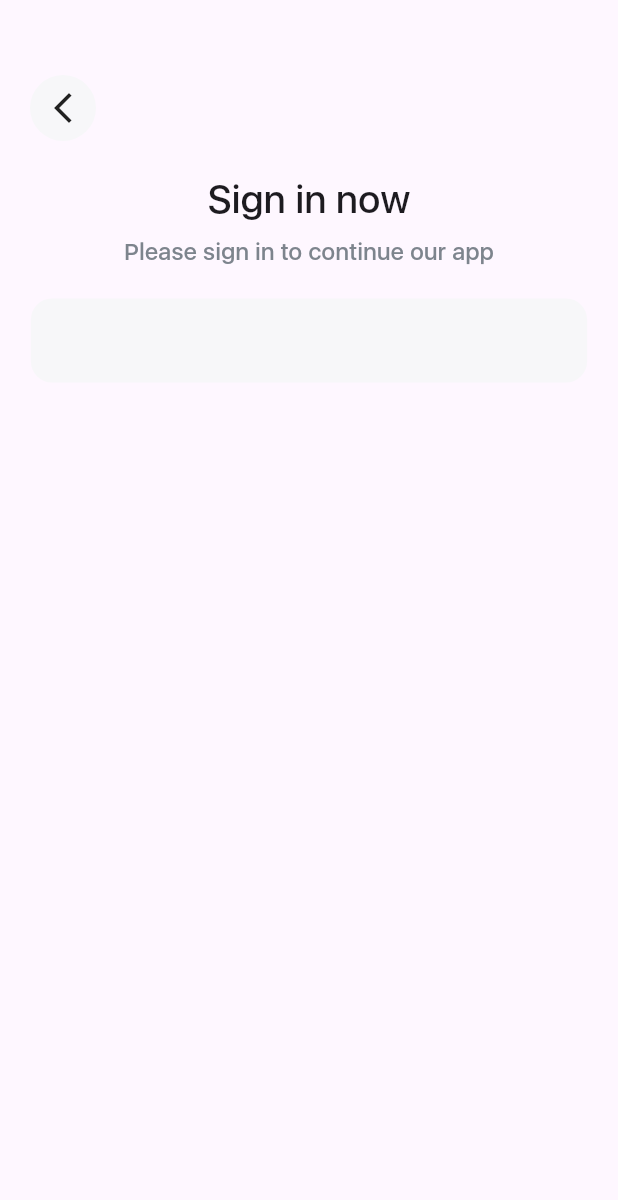
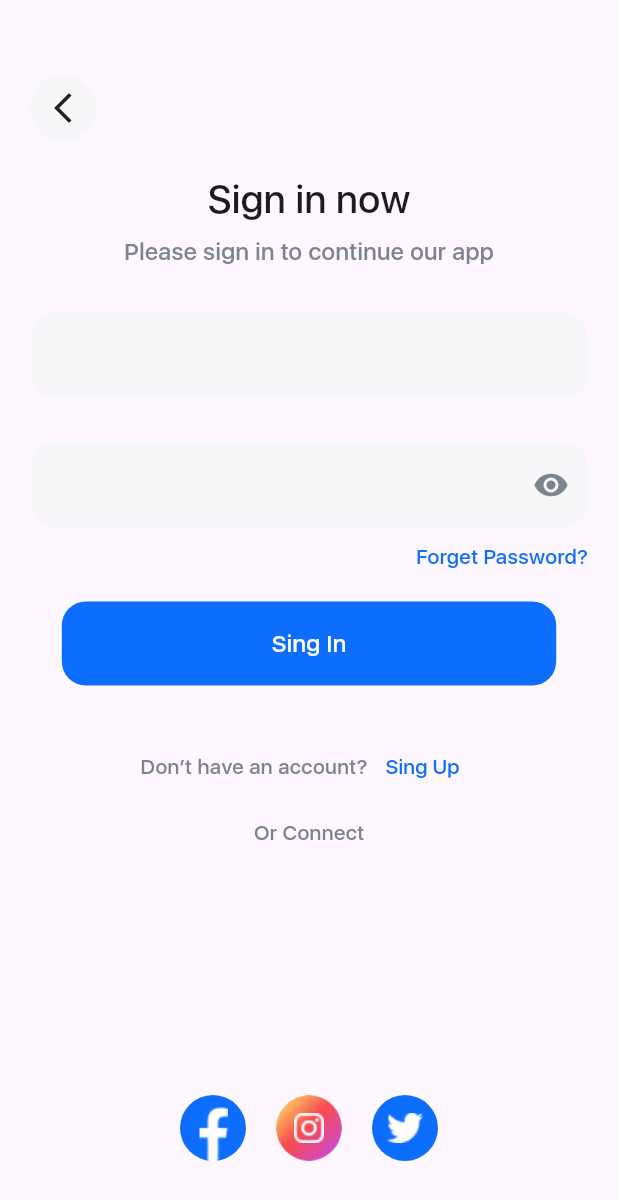
Before and after one commit to obidkhandev/homework---14-UI, a Flutter app: the SingInScreenUi14 screen opened directly, on a phone screen of 412 x 824 dp. Shown: the top 1200 px of the screen. Run offline on Flutter 3.47's test engine with Material 3 defaults, Android fonts, the phone set to English and light mode, and no system bars; our stand-ins replace fl_chart, flutter_svg.

Commit message:
completed Sing in Screen

```diff
--- /dev/null
+++ b/lib/ui_14/pages/singIn/compotations/email_field_container.dart
@@ -0,0 +1,29 @@
+import 'package:flutter/material.dart';
+import 'package:modul_4_homework_obidxon/ui_14/compotations.dart';
+
+class EmailFieldContainer extends StatelessWidget {
+  final Widget child;
+  const EmailFieldContainer({
+    super.key,
+    required this.size,
+    required this.child,
+  });
+
+  final Size size;
+
+  @override
+  Widget build(BuildContext context) {
+    return Container(
+      margin: const EdgeInsets.only(top: 30),
+      padding: const EdgeInsets.only(left: 20),
+      alignment: Alignment.centerLeft,
+      height: 56,
+      width: size.width * 0.9,
+      decoration: BoxDecoration(
+        color: kLightGreyColor,
+        borderRadius: BorderRadius.circular(14),
+      ),
+      child: child,
+    );
+  }
+}
--- /dev/null
+++ b/lib/ui_14/pages/singIn/compotations/rich_text_sing.dart
@@ -0,0 +1,45 @@
+
+import 'package:flutter/material.dart';
+import 'package:modul_4_homework_obidxon/ui_14/compotations.dart';
+
+class MyRichTextSingPage extends StatelessWidget {
+  final String fristText;
+  final String secondText;
+  final Function()? press;
+  const MyRichTextSingPage({
+    super.key,
+    required this.fristText,
+    required this.secondText, this.press,
+  });
+
+  @override
+  Widget build(BuildContext context) {
+    return Row(
+      mainAxisAlignment: MainAxisAlignment.center,
+      // crossAxisAlignment: ,
+      children: [
+        Text(
+          fristText,
+          style: const TextStyle(
+            fontFamily: "SF UI Display",
+            fontWeight: FontWeight.w500,
+            fontSize: 14,
+            color: kSubTextColorUi14,
+          ),
+        ),
+        TextButton(
+          onPressed: press,
+          child: Text(
+            secondText,
+            style: TextStyle(
+              fontFamily: "SF UI Display",
+              fontWeight: FontWeight.w500,
+              fontSize: 14,
+              color: kPrimaryColorUi14,
+            ),
+          ),
+        ),
+      ],
+    );
+  }
+}
--- /dev/null
+++ b/lib/ui_14/pages/singIn/compotations/social_media.dart
@@ -0,0 +1,60 @@
+import 'package:flutter/material.dart';
+import 'package:modul_4_homework_obidxon/ui_14/compotations.dart';
+
+class SocialMedia extends StatelessWidget {
+  const SocialMedia({
+    super.key,
+  });
+
+  @override
+  Widget build(BuildContext context) {
+    return Padding(
+      padding: const EdgeInsets.only(left: 80,right: 80),
+      child: Row(
+        mainAxisAlignment: MainAxisAlignment.spaceEvenly,
+        children: [
+          Container(
+            height: 44,
+            width: 44,
+              padding: EdgeInsets.only(left: 12,right: 12),
+            decoration: BoxDecoration(
+              shape: BoxShape.circle,
+              color: kPrimaryColorUi14,
+            ),
+           child: Image.asset('assets/ui_14/images/facebook.png',alignment: Alignment.bottomCenter,),
+          ),
+          Container(
+            height: 44,
+            width: 44,
+            decoration: BoxDecoration(
+              shape: BoxShape.circle,
+              image: DecorationImage(image: AssetImage('assets/ui_14/images/instagram2.png'),)
+              // gradient: LinearGradient(
+              //   end: Alignment.bottomRight,
+              //   // stops: ,
+              //   begin: Alignment.topLeft,
+              //   colors: [
+              //   Color.fromRGBO(255, 213, 33, 1).withOpacity(.7),
+              //     Color.fromRGBO(255, 213, 33, 1).withOpacity(.7),
+              //     Color.fromRGBO(245, 0, 0, 1).withOpacity(.7),
+              //     Color.fromRGBO(185, 0, 180, 1).withOpacity(.7),
+              //     Color.fromRGBO(185, 0, 180, 1).withOpacity(.7),
+              //     Color.fromRGBO(185, 0, 180, 1).withOpacity(.7),
+              // ],),
+            ),
+            child: Image.asset('assets/ui_14/images/instagram.png'),
+          ),
+          Container(
+            height: 44,
+            width: 44,
+            decoration: BoxDecoration(
+              color: kPrimaryColorUi14,
+              shape: BoxShape.circle,
+            ),
+            child: Image.asset('assets/ui_14/images/twit.png'),
+          ),
+        ],
+      ),
+    );
+  }
+}
--- a/lib/ui_14/pages/singIn/sing_in_screen.dart
+++ b/lib/ui_14/pages/singIn/sing_in_screen.dart
@@ -1,19 +1,35 @@
 import 'package:flutter/material.dart';
 import 'package:modul_4_homework_obidxon/ui_14/compotations.dart';
+import 'package:modul_4_homework_obidxon/ui_14/pages/singIn/compotations/email_field_container.dart';
+import 'package:modul_4_homework_obidxon/ui_14/pages/singIn/compotations/rich_text_sing.dart';
+import 'package:modul_4_homework_obidxon/ui_14/pages/singIn/compotations/social_media.dart';
 import 'package:modul_4_homework_obidxon/ui_14/widget/arrow_icon.dart';
+import 'package:modul_4_homework_obidxon/ui_14/widget/rounded_button.dart';
 
-class SingInScreenUi14 extends StatelessWidget {
+class SingInScreenUi14 extends StatefulWidget {
   const SingInScreenUi14({super.key});
 
+  @override
+  State<SingInScreenUi14> createState() => _SingInScreenUi14State();
+}
+
+bool _eyes = true;
+
+class _SingInScreenUi14State extends State<SingInScreenUi14> {
   @override
   Widget build(BuildContext context) {
     Size size = MediaQuery.of(context).size;
     return Scaffold(
-      body: SingleChildScrollView(
+      body: ListView(
+        children: [
+          SizedBox(
+            height: size.height,
+            width: double.infinity,
             child: Padding(
-          padding: EdgeInsets.only(left: 20, right: 20, bottom: 40, top: 50),
+              padding:
+                  EdgeInsets.only(left: 20, right: 20, bottom: 50, top: 50),
               child: Column(
-            crossAxisAlignment: CrossAxisAlignment.center,
+                // crossAxisAlignment: CrossAxisAlignment.center,
                 // mainAxisAlignment: MainAxisAlignment.center,
                 children: [
                   arrowIcon(context),
@@ -25,7 +41,8 @@ class SingInScreenUi14 extends StatelessWidget {
                     style: TextStyle(
                       fontFamily: 'SF UI Display',
                       fontSize: 26,
-                    fontWeight: FontWeight.w400),
+                      fontWeight: FontWeight.w400,
+                    ),
                   ),
                   SizedBox(height: 5),
                   Text(
@@ -34,45 +51,83 @@ class SingInScreenUi14 extends StatelessWidget {
                       fontFamily: 'SF UI Display',
                       fontSize: 16,
                       color: kSubTextColorUi14,
-                    fontWeight: FontWeight.w400),
+                      fontWeight: FontWeight.w400,
                     ),
-              SizedBox(height: 20),
+                  ),
+                  // SizedBox(height: 20),
+                  EmailFieldContainer(
+                    size: size,
+                    child: const TextField(
+                      decoration: InputDecoration(border: InputBorder.none),
+                    ),
+                  ),
                   EmailFieldContainer(
                     size: size,
                     child: TextField(
-                  decoration: InputDecoration(border: InputBorder.none),
+                      obscureText: _eyes,
+                      obscuringCharacter: '*',
+                      decoration: InputDecoration(
+                        border: InputBorder.none,
+                        suffixIcon: IconButton(
+                          onPressed: () {
+                            setState(() {
+                              _eyes == true ? _eyes = false : _eyes = true;
+                            });
+                          },
+                          icon: const Icon(
+                            Icons.remove_red_eye,
+                            color: kSubTextColorUi14,
+                          ),
+                        ),
+                      ),
+                    ),
+                  ),
+                  SizedBox(height: 10),
+                  const Align(
+                    alignment: Alignment.topRight,
+                    child: Text(
+                      'Forget Password?',
+                      style: TextStyle(
+                          fontFamily: "SF UI Display",
+                          fontSize: 14,
+                          fontWeight: FontWeight.w500,
+                          color: kPrimaryColorUi14),
+                    ),
+                  ),
+                  const SizedBox(
+                    height: 20
+                  ),
+                  RoundedButtonUi14(
+                    size: size,
+                    text: 'Sing In',
+                    press: () {},
+                  ),
+                  const SizedBox(
+                    height: 30
+                  ),
+                  MyRichTextSingPage(
+                    fristText: "Don’t have an account?",
+                    secondText: "Sing Up",
+                    press: () {},
+                  ),
+                  SizedBox(height: 10),
+                  Text(
+                    'Or Connect',
+                    style: TextStyle(
+                      fontFamily: "SF UI Display",
+                      fontSize: 14,
+                      fontWeight: FontWeight.w400,
+                      color: kSubTextColorUi14,
+                    ),
+                  ),
+                  const Spacer(),
+                  const SocialMedia(),
+                ],
+              ),
             ),
           ),
         ],
       ),
-        ),
-      ),
     );
   }
 }
-
-class EmailFieldContainer extends StatelessWidget {
-  final Widget child;
-  const EmailFieldContainer({
-    super.key,
-    required this.size,
-    required this.child,
-  });
-
-  final Size size;
-
-  @override
-  Widget build(BuildContext context) {
-    return Container(
-      padding: EdgeInsets.only(left: 20),
-      alignment: Alignment.centerLeft,
-      height: 56,
-      width: size.width * 0.9,
-      decoration: BoxDecoration(
-        color: kLightGreyColor,
-        borderRadius: BorderRadius.circular(14),
-      ),
-      child: child,
-    );
-  }
-}
```
Also changed, not shown: assets/ui_14/images/facebook.png (added), assets/ui_14/images/instagram.png (added), assets/ui_14/images/instagram2.png (added), assets/ui_14/images/twit.png (added). Lines whose indentation alone changed are shown as unchanged.
